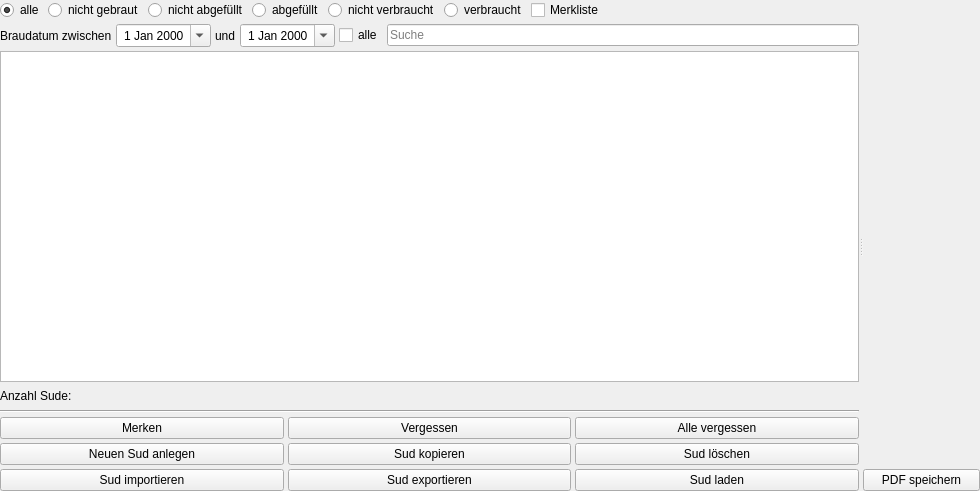
First picture: the form in kleiner-brauhelfer/tabsudauswahl.ui, repository kleiner-brauhelfer/kleiner-brauhelfer-2, before the edit.
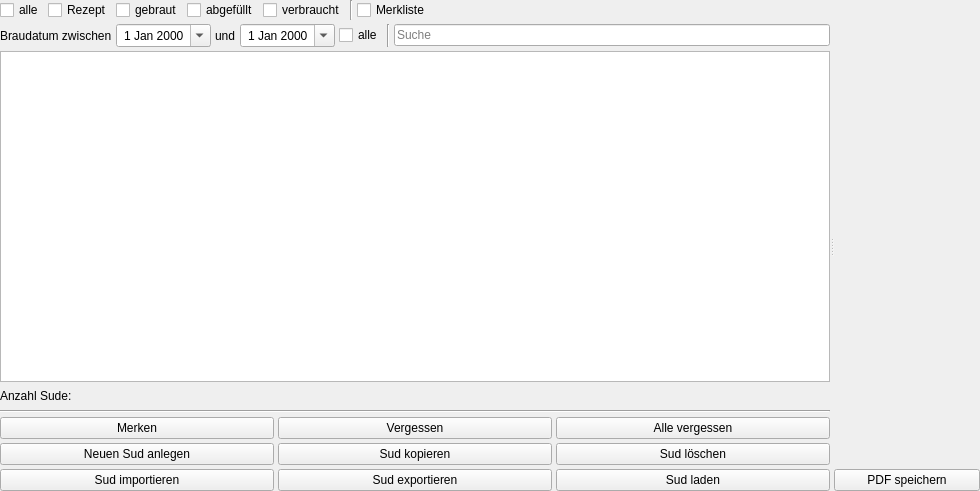
Second picture: the form after the edit. Custom widgets are drawn as their Qt base class.

```diff
--- a/kleiner-brauhelfer/tabsudauswahl.ui
+++ b/kleiner-brauhelfer/tabsudauswahl.ui
@@ -39,50 +39,47 @@
        <item>
         <layout class="QHBoxLayout" name="horizontalLayout_6">
          <item>
-          <widget class="QRadioButton" name="rbAlle">
+          <widget class="QCheckBox" name="cbAlle">
            <property name="text">
             <string>alle</string>
            </property>
-           <property name="checked">
-            <bool>true</bool>
-           </property>
           </widget>
          </item>
          <item>
-          <widget class="QRadioButton" name="rbNichtGebraut">
+          <widget class="QCheckBox" name="cbRezept">
            <property name="text">
-            <string>nicht gebraut</string>
+            <string>Rezept</string>
            </property>
           </widget>
          </item>
          <item>
-          <widget class="QRadioButton" name="rbNichtAbgefuellt">
+          <widget class="QCheckBox" name="cbGebraut">
            <property name="text">
-            <string>nicht abgefüllt</string>
+            <string>gebraut</string>
            </property>
           </widget>
          </item>
          <item>
-          <widget class="QRadioButton" name="rbAbgefuellt">
+          <widget class="QCheckBox" name="cbAbgefuellt">
            <property name="text">
             <string>abgefüllt</string>
            </property>
           </widget>
          </item>
          <item>
-          <widget class="QRadioButton" name="rbNichtVerbraucht">
-           <property name="text">
-            <string>nicht verbraucht</string>
-           </property>
-          </widget>
-         </item>
-         <item>
-          <widget class="QRadioButton" name="rbVerbraucht">
+          <widget class="QCheckBox" name="cbVerbraucht">
            <property name="text">
             <string>verbraucht</string>
            </property>
           </widget>
          </item>
+         <item>
+          <widget class="Line" name="line_2">
+           <property name="orientation">
+            <enum>Qt::Vertical</enum>
+           </property>
+          </widget>
+         </item>
          <item>
           <widget class="QCheckBox" name="cbMerkliste">
            <property name="text">
@@ -148,6 +145,13 @@
            </property>
           </widget>
          </item>
+         <item>
+          <widget class="Line" name="line_3">
+           <property name="orientation">
+            <enum>Qt::Vertical</enum>
+           </property>
+          </widget>
+         </item>
          <item>
           <widget class="QLineEdit" name="tbFilter">
            <property name="placeholderText">
```
Left out of the diff: 11 changed lines with no effect on the pictures.
